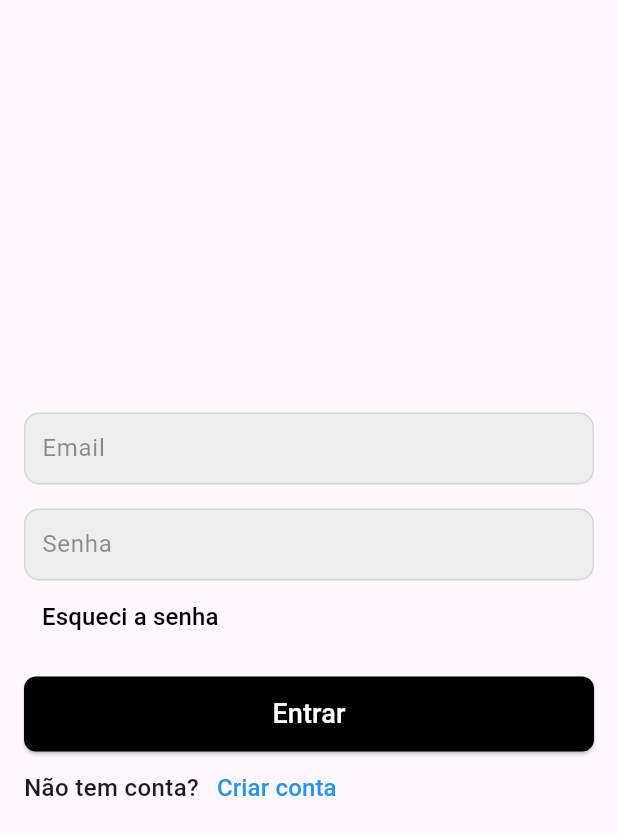
After one commit to iCarlosAugusto/ticketapp, a Flutter app: the screen it shows after launch, on a phone screen of 412 x 824 dp. The commit adds this screen. Shown: the top 835 px of the screen. Run offline on Flutter 3.47's test engine with Material 3 defaults, Android fonts, the phone set to English and light mode, and no system bars; our stand-ins replace easy_date_timeline, get, modal_bottom_sheet, share_plus; missing offline and left inert: flutter_barcode_scanner; Roboto replaces fonts that are missing (Sora).

Commit message:
signin page

```diff
--- a/lib/main.dart
+++ b/lib/main.dart
@@ -1,6 +1,7 @@
 import 'package:flutter/material.dart';
 import 'package:get/get_navigation/src/root/get_material_app.dart';
 import 'package:ticketapp/pages/home.page.dart';
+import 'package:ticketapp/pages/signin/signin.page.dart';
 
 void main() {
   WidgetsFlutterBinding.ensureInitialized();
@@ -116,7 +117,7 @@ class MyApp extends StatelessWidget {
         colorScheme: ColorScheme.fromSeed(seedColor: Colors.deepPurple),
         useMaterial3: true,
       ),
-      home: const HomePage(),
+      home: const Signin(),
     );
   }
 }
--- /dev/null
+++ b/lib/pages/signin/signin.page.dart
@@ -0,0 +1,54 @@
+import 'package:flutter/material.dart';
+import 'package:ticketapp/components/button.widget.dart';
+import 'package:ticketapp/components/text.widget.dart';
+import 'package:ticketapp/components/textbutton.widget.dart';
+import 'package:ticketapp/components/textfield.widget.dart';
+
+class Signin extends StatelessWidget {
+  const Signin({super.key});
+
+  @override
+  Widget build(BuildContext context) {
+    return Scaffold(
+      body: Padding(
+        padding: const EdgeInsets.all(16.0),
+        child: Form(
+          child: Column(
+            crossAxisAlignment: CrossAxisAlignment.start,
+            mainAxisAlignment: MainAxisAlignment.center,
+            children: [
+              TextfieldWidget(
+                label: "Email",
+                keyboardType: TextInputType.emailAddress,
+              ),
+              TextfieldWidget(
+                margin: const EdgeInsets.only(top: 16),
+                label: "Senha",
+              ),
+              TextButtonWidget(
+                "Esqueci a senha",
+                onTap: () {
+
+                }
+              ),
+              ButtonWidget(
+                title: "Entrar",
+                margin: const EdgeInsets.only(top: 16),
+                fullWidth: true,
+                onTap: (){
+
+                }
+              ),
+              Row(
+                children: [
+                  const TextWidget("Não tem conta?"),
+                  TextButtonWidget("Criar conta", onTap: (){}, color: Colors.blue[500],)
+                ],
+              )
+            ],
+          ),
+        ),
+      ),
+    );
+  }
+}
```
